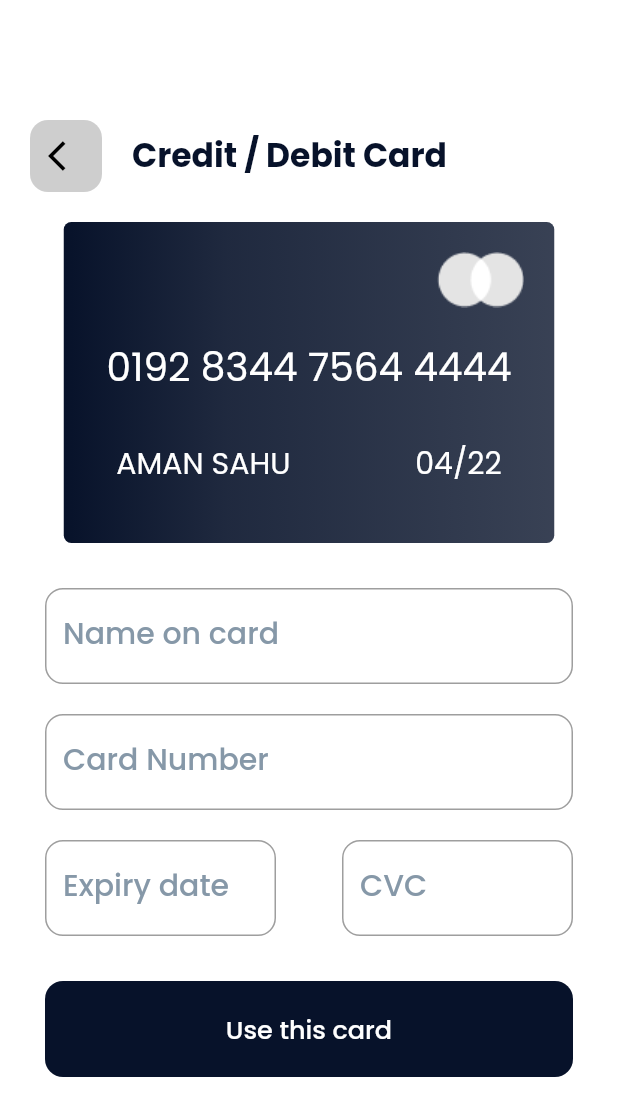
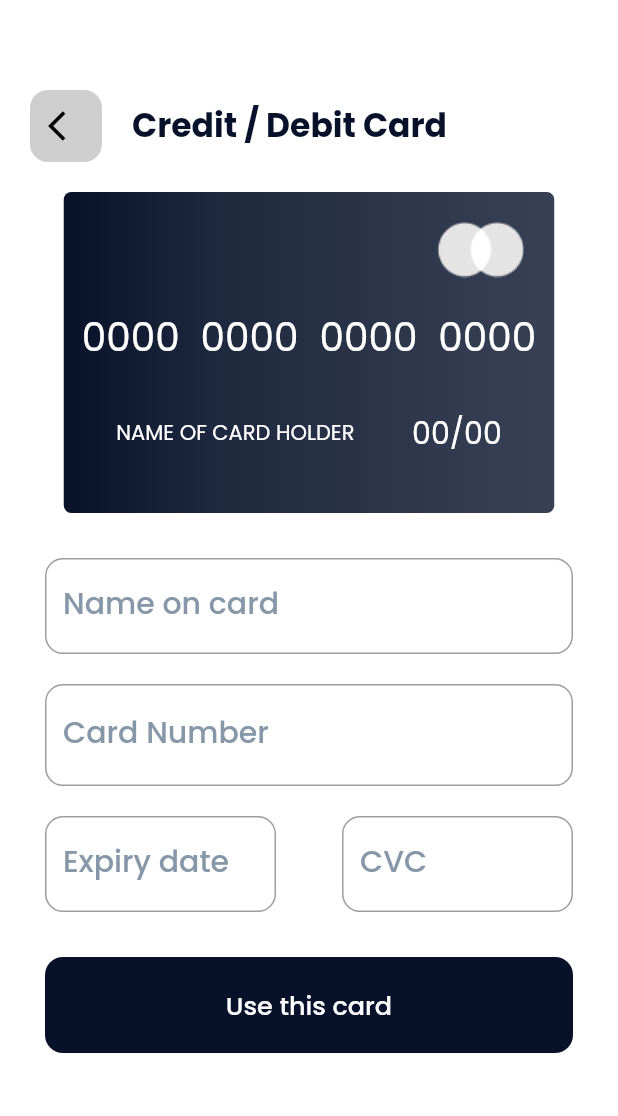
Before and after one commit to Flutter-Study-Group/03-CourseApp, a Flutter app: the Payment screen opened directly, on a phone screen of 412 x 824 dp. Shown: the top 1116 px of the screen. Run offline on Flutter 3.47's test engine with Material 2 defaults, Android fonts, the phone set to English and light mode, and no system bars; our stand-ins replace google_fonts.

Commit message:
Minor tweaks

```diff
--- a/lib/screens/payment_page.dart
+++ b/lib/screens/payment_page.dart
@@ -1,8 +1,28 @@
 import 'package:courseapp/constants.dart';
+import 'package:flutter/cupertino.dart';
 import 'package:flutter/material.dart';
+import 'package:flutter/services.dart';
 
-class Payment extends StatelessWidget {
+class Payment extends StatefulWidget {
+  @override
+  _PaymentState createState() => _PaymentState();
+}
+
+class _PaymentState extends State<Payment> {
   GlobalKey<ScaffoldState> _key = new GlobalKey();
+  TextEditingController _name = new TextEditingController();
+  TextEditingController _cardNumber = new TextEditingController();
+  TextEditingController _expDate = new TextEditingController();
+  TextEditingController _CVC = new TextEditingController();
+  String name, number, expDate, cvc;
+
+  @override
+  void initState() {
+    super.initState();
+    name = "Name of Card Holder";
+    number = "0000  0000  0000  0000";
+    expDate = "00/00";
+  }
 
   @override
   Widget build(BuildContext context) {
@@ -15,7 +35,7 @@ class Payment extends StatelessWidget {
           child: Column(
             children: <Widget>[
               SizedBox(
-                height: 60,
+                height: 40,
               ),
               buildAppBar(),
               buildCard(),
@@ -81,7 +101,7 @@ class Payment extends StatelessWidget {
             ),
           ),
           Container(
-            child: Text("0192 8344 7564 4444",
+            child: Text(number,
                 style: textStyle.copyWith(color: Colors.white, fontSize: 26)),
           ),
           SizedBox(
@@ -93,11 +113,13 @@ class Payment extends StatelessWidget {
               mainAxisAlignment: MainAxisAlignment.spaceBetween,
               children: <Widget>[
                 Text(
-                  "Aman Sahu".toUpperCase(),
+                  name.toUpperCase(),
                   style: textStyle.copyWith(color: Colors.white, fontSize: 20),
+                  overflow: TextOverflow.ellipsis,
+                  textScaleFactor: 0.7,
                 ),
                 Text(
-                  "04/22",
+                  expDate,
                   style: textStyle.copyWith(color: Colors.white, fontSize: 20),
                 )
               ],
@@ -147,6 +169,7 @@ class Payment extends StatelessWidget {
         child: Column(
           children: <Widget>[
             TextFormField(
+              controller: _name,
               maxLength: 20,
               textCapitalization: TextCapitalization.characters,
               decoration: InputDecoration(
@@ -157,15 +180,27 @@ class Payment extends StatelessWidget {
                   labelStyle: textStyle.copyWith(
                       color: Color(0xFF8698A8), fontSize: 20),
                   counterText: ""),
-              style:
-                  textStyle.copyWith(fontSize: 17, fontWeight: FontWeight.w500),
+              style: textStyle.copyWith(
+                color: primaryColor,
+                fontSize: 17,
+                fontWeight: FontWeight.w500,
+              ),
+              onChanged: (value) {
+                setState(() {
+                  name = value;
+                });
+              },
             ),
             SizedBox(
               height: 20,
             ),
             TextFormField(
-              maxLength: 16,
+                controller: _cardNumber,
+                maxLength: 16 + 2 + 2 + 2,
                 textCapitalization: TextCapitalization.characters,
+                inputFormatters: [
+                  MyInputFormater(),
+                ],
                 decoration: InputDecoration(
                     border: OutlineInputBorder(
                         borderSide: BorderSide(color: Color(0xff8698A8)),
@@ -174,10 +209,17 @@ class Payment extends StatelessWidget {
                     labelStyle: textStyle.copyWith(
                         color: Color(0xFF8698A8), fontSize: 20),
                     counterText: ""),
-              style:
-                  textStyle.copyWith(fontSize: 17, fontWeight: FontWeight.w500),
+                style: textStyle.copyWith(
+                  color: primaryColor,
+                  fontSize: 20,
+                  fontWeight: FontWeight.w500,
+                ),
                 keyboardType: TextInputType.number,
-            ),
+                onChanged: (value) {
+                  setState(() {
+                    number = value;
+                  });
+                }),
             SizedBox(
               height: 20,
             ),
@@ -188,8 +230,13 @@ class Payment extends StatelessWidget {
                   Container(
                     width: 154,
                     child: TextFormField(
-                      maxLength: 20,
                       textCapitalization: TextCapitalization.characters,
+                      controller: _expDate,
+                      maxLength: 5,
+                      inputFormatters: [
+                        LengthLimitingTextInputFormatter(5),
+                        CardMonthFormatter()
+                      ],
                       decoration: InputDecoration(
                           border: OutlineInputBorder(
                               borderSide: BorderSide(color: Color(0xff8698A8)),
@@ -199,7 +246,16 @@ class Payment extends StatelessWidget {
                               color: Color(0xFF8698A8), fontSize: 20),
                           counterText: ""),
                       style: textStyle.copyWith(
-                          fontSize: 17, fontWeight: FontWeight.w500),
+                          color: primaryColor,
+                          fontSize: 17,
+                          fontWeight: FontWeight.w500),
+                      onChanged: (value) {
+                        if (value.length <= 5)
+                          setState(() {
+                            expDate = value;
+                          });
+                      },
+                      keyboardType: TextInputType.number,
                     ),
                   ),
                   SizedBox(
@@ -210,18 +266,27 @@ class Payment extends StatelessWidget {
                     child: TextFormField(
                         maxLength: 3,
                         textCapitalization: TextCapitalization.characters,
+                        obscureText: true,
+                        controller: _CVC,
                         decoration: InputDecoration(
                             border: OutlineInputBorder(
-                              borderSide: BorderSide(color: Color(0xff8698A8)),
+                                borderSide:
+                                    BorderSide(color: Color(0xff8698A8)),
                                 borderRadius: BorderRadius.circular(12)),
                             labelText: "CVC",
                             labelStyle: textStyle.copyWith(
                                 color: Color(0xFF8698A8), fontSize: 20),
                             counterText: ""),
                         style: textStyle.copyWith(
-                          fontSize: 17, fontWeight: FontWeight.w500),
+                            color: primaryColor,
+                            fontSize: 17,
+                            fontWeight: FontWeight.w500),
                         keyboardType: TextInputType.number,
-                    ),
+                        onChanged: (value) {
+                          setState(() {
+                            cvc = value;
+                          });
+                        }),
                   )
                 ],
               ),
@@ -232,3 +297,35 @@ class Payment extends StatelessWidget {
     );
   }
 }
+
+class MyInputFormater extends TextInputFormatter {
+  @override
+  TextEditingValue formatEditUpdate(
+      TextEditingValue oldValue, TextEditingValue newValue) {
+    int newTextLength = newValue.text.length;
+    StringBuffer newText = new StringBuffer();
+    newText.write(newValue.text);
+    if (newTextLength == 4 || newTextLength == 10 || newTextLength == 16) {
+      newText.write('  ');
+    }
+    return TextEditingValue(
+        text: newText.toString(),
+        selection: TextSelection.collapsed(offset: newText.length));
+  }
+}
+
+class CardMonthFormatter extends TextInputFormatter {
+  @override
+  TextEditingValue formatEditUpdate(
+      TextEditingValue oldValue, TextEditingValue newValue) {
+    int newTextLength = newValue.text.length;
+    StringBuffer newText = new StringBuffer();
+    newText.write(newValue.text);
+    if (newTextLength == 2) {
+      newText.write('/');
+    }
+    return TextEditingValue(
+        text: newText.toString(),
+        selection: TextSelection.collapsed(offset: newText.length));
+  }
+}
```
Also changed, not shown: lib/screens/homepage.dart (added, +78 -0 lines), lib/screens/mycourses.dart (added, +186 -0 lines), lib/widgets/course_card.dart (added, +62 -0 lines), lib/widgets/statCard.dart (added, +39 -0 lines), assets/size.png (added). Lines whose indentation alone changed are shown as unchanged.
